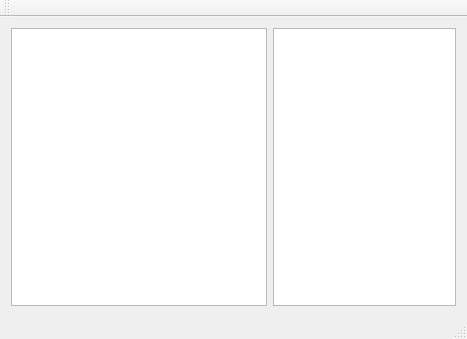
This is lr-qt/untitled/mainwindow.ui in hudvin/lightroom-mintaka as Qt 5 draws it before an edit. The edited form follows.
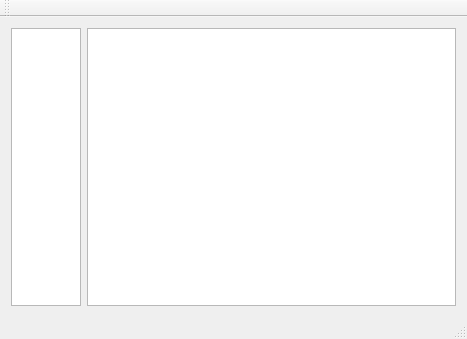
This is the edited form.

Commit message: load keywords from file, fix space after last column, show keyword in table, fix size of table

Diff of the .ui file:
```diff
--- a/lr-qt/untitled/mainwindow.ui
+++ b/lr-qt/untitled/mainwindow.ui
@@ -55,20 +55,38 @@
         <verstretch>0</verstretch>
        </sizepolicy>
       </property>
+      <property name="sizeAdjustPolicy">
+       <enum>QAbstractScrollArea::AdjustToContents</enum>
+      </property>
+      <property name="editTriggers">
+       <set>QAbstractItemView::NoEditTriggers</set>
+      </property>
+      <property name="selectionMode">
+       <enum>QAbstractItemView::SingleSelection</enum>
+      </property>
       <property name="selectionBehavior">
        <enum>QAbstractItemView::SelectRows</enum>
       </property>
+      <property name="gridStyle">
+       <enum>Qt::DotLine</enum>
+      </property>
       <attribute name="horizontalHeaderDefaultSectionSize">
-       <number>100</number>
+       <number>90</number>
+      </attribute>
+      <attribute name="horizontalHeaderMinimumSectionSize">
+       <number>27</number>
+      </attribute>
+      <attribute name="horizontalHeaderStretchLastSection">
+       <bool>true</bool>
       </attribute>
       <attribute name="verticalHeaderVisible">
        <bool>false</bool>
       </attribute>
       <attribute name="verticalHeaderDefaultSectionSize">
-       <number>30</number>
+       <number>18</number>
       </attribute>
       <attribute name="verticalHeaderMinimumSectionSize">
-       <number>19</number>
+       <number>15</number>
       </attribute>
      </widget>
     </item>
```
The commit also changes 6 other files.
